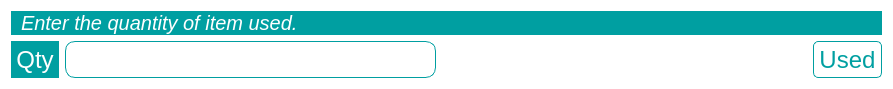
Old version of the form app/ui/user_qty_edit_input.ui in the repository FlicksonJ/labify.
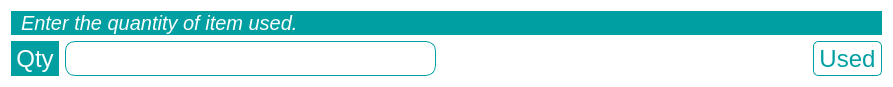
New version of the form.

Diff of the .ui file:
```diff
--- a/app/ui/user_qty_edit_input.ui
+++ b/app/ui/user_qty_edit_input.ui
@@ -7,7 +7,7 @@
     <x>0</x>
     <y>0</y>
     <width>893</width>
-    <height>89</height>
+    <height>87</height>
    </rect>
   </property>
   <property name="minimumSize">
```
